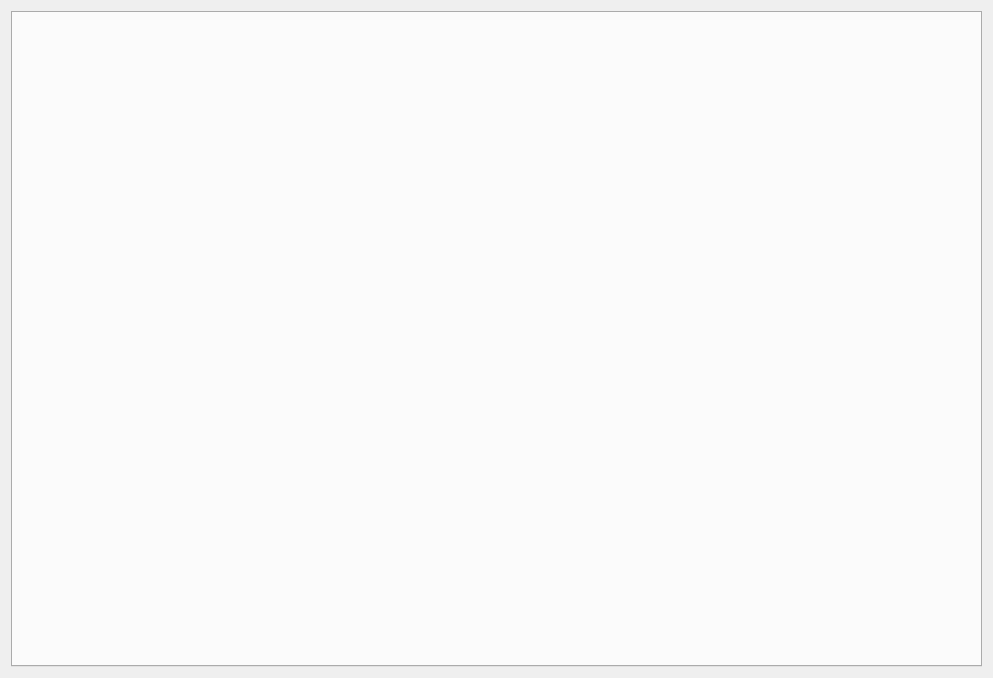
wayt/Skypy, file src/client/widgetchatwindow.ui: the form before one commit.
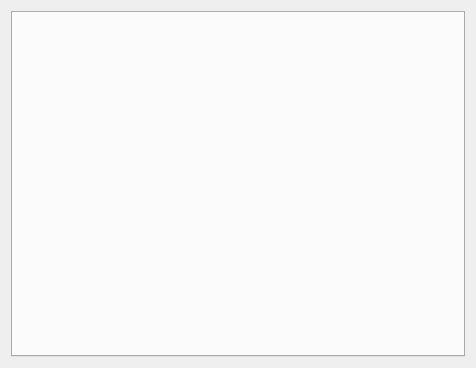
The form after the commit.

What changed in the file:
```diff
--- a/src/client/widgetchatwindow.ui
+++ b/src/client/widgetchatwindow.ui
@@ -6,8 +6,8 @@
    <rect>
     <x>0</x>
     <y>0</y>
-    <width>993</width>
-    <height>678</height>
+    <width>476</width>
+    <height>368</height>
    </rect>
   </property>
   <property name="windowTitle">
```
